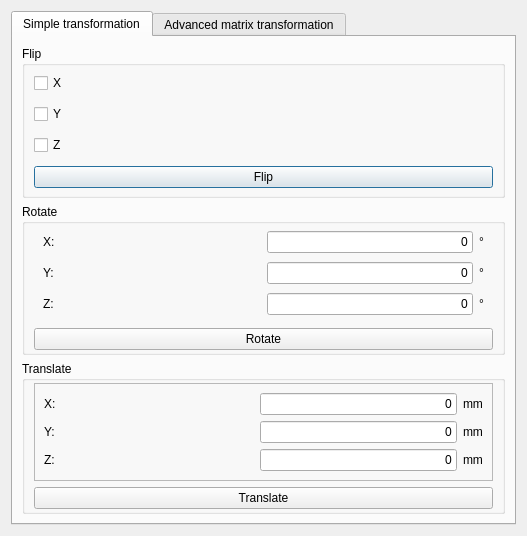
First picture: the form in plugins/OrientationCorrection/forms/orientationcorrection.ui, repository isis-group/vast, before the edit.
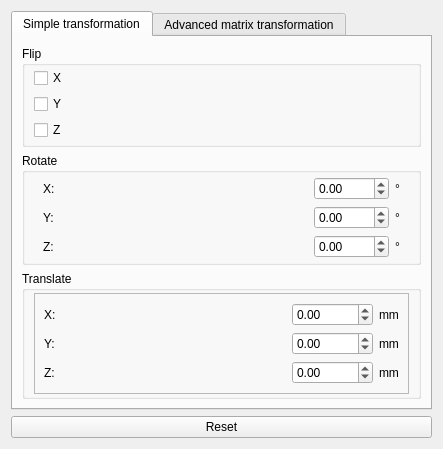
Second picture: the form after the edit.

```diff
--- a/plugins/OrientationCorrection/forms/orientationcorrection.ui
+++ b/plugins/OrientationCorrection/forms/orientationcorrection.ui
@@ -6,8 +6,8 @@
    <rect>
     <x>0</x>
     <y>0</y>
-    <width>527</width>
-    <height>536</height>
+    <width>443</width>
+    <height>428</height>
    </rect>
   </property>
   <property name="windowTitle">
@@ -66,13 +66,6 @@
                </property>
               </widget>
              </item>
-             <item>
-              <widget class="QPushButton" name="flipButton">
-               <property name="text">
-                <string>Flip</string>
-               </property>
-              </widget>
-             </item>
             </layout>
            </widget>
           </item>
@@ -93,6 +86,12 @@
              </property>
              <item>
               <widget class="QWidget" name="widget_2" native="true">
+               <property name="sizePolicy">
+                <sizepolicy hsizetype="Minimum" vsizetype="Preferred">
+                 <horstretch>0</horstretch>
+                 <verstretch>0</verstretch>
+                </sizepolicy>
+               </property>
                <layout class="QGridLayout" name="gridLayout_3">
                 <property name="topMargin">
                  <number>2</number>
@@ -107,19 +106,6 @@
                   </property>
                  </widget>
                 </item>
-                <item row="0" column="2">
-                 <widget class="QLineEdit" name="rotateX">
-                  <property name="layoutDirection">
-                   <enum>Qt::LeftToRight</enum>
-                  </property>
-                  <property name="text">
-                   <string>0</string>
-                  </property>
-                  <property name="alignment">
-                   <set>Qt::AlignRight|Qt::AlignTrailing|Qt::AlignVCenter</set>
-                  </property>
-                 </widget>
-                </item>
                 <item row="1" column="0">
                  <widget class="QLabel" name="label_3">
                   <property name="text">
@@ -127,16 +113,6 @@
                   </property>
                  </widget>
                 </item>
-                <item row="1" column="2">
-                 <widget class="QLineEdit" name="rotateY">
-                  <property name="text">
-                   <string>0</string>
-                  </property>
-                  <property name="alignment">
-                   <set>Qt::AlignRight|Qt::AlignTrailing|Qt::AlignVCenter</set>
-                  </property>
-                 </widget>
-                </item>
                 <item row="2" column="0">
                  <widget class="QLabel" name="label_4">
                   <property name="text">
@@ -144,16 +120,6 @@
                   </property>
                  </widget>
                 </item>
-                <item row="2" column="2">
-                 <widget class="QLineEdit" name="rotateZ">
-                  <property name="text">
-                   <string>0</string>
-                  </property>
-                  <property name="alignment">
-                   <set>Qt::AlignRight|Qt::AlignTrailing|Qt::AlignVCenter</set>
-                  </property>
-                 </widget>
-                </item>
                 <item row="0" column="3">
                  <widget class="QLabel" name="label_5">
                   <property name="text">
@@ -188,16 +154,48 @@
                   </property>
                  </spacer>
                 </item>
+                <item row="0" column="2">
+                 <widget class="QDoubleSpinBox" name="rotateX">
+                  <property name="minimum">
+                   <double>-1000.000000000000000</double>
+                  </property>
+                  <property name="maximum">
+                   <double>1000.000000000000000</double>
+                  </property>
+                  <property name="singleStep">
+                   <double>0.500000000000000</double>
+                  </property>
+                 </widget>
+                </item>
+                <item row="1" column="2">
+                 <widget class="QDoubleSpinBox" name="rotateY">
+                  <property name="minimum">
+                   <double>-1000.000000000000000</double>
+                  </property>
+                  <property name="maximum">
+                   <double>1000.000000000000000</double>
+                  </property>
+                  <property name="singleStep">
+                   <double>0.500000000000000</double>
+                  </property>
+                 </widget>
+                </item>
+                <item row="2" column="2">
+                 <widget class="QDoubleSpinBox" name="rotateZ">
+                  <property name="minimum">
+                   <double>-1000.000000000000000</double>
+                  </property>
+                  <property name="maximum">
+                   <double>1000.000000000000000</double>
+                  </property>
+                  <property name="singleStep">
+                   <double>0.500000000000000</double>
+                  </property>
+                 </widget>
+                </item>
                </layout>
               </widget>
              </item>
-             <item>
-              <widget class="QPushButton" name="rotateButton">
-               <property name="text">
-                <string>Rotate</string>
-               </property>
-              </widget>
-             </item>
             </layout>
            </widget>
           </item>
@@ -236,22 +234,12 @@
                   </property>
                   <property name="sizeHint" stdset="0">
                    <size>
-                    <width>187</width>
-                    <height>20</height>
+                    <width>202</width>
+                    <height>12</height>
                    </size>
                   </property>
                  </spacer>
                 </item>
-                <item row="0" column="2">
-                 <widget class="QLineEdit" name="translateX">
-                  <property name="text">
-                   <string>0</string>
-                  </property>
-                  <property name="alignment">
-                   <set>Qt::AlignRight|Qt::AlignTrailing|Qt::AlignVCenter</set>
-                  </property>
-                 </widget>
-                </item>
                 <item row="0" column="3">
                  <widget class="QLabel" name="label_11">
                   <property name="text">
@@ -266,16 +254,6 @@
                   </property>
                  </widget>
                 </item>
-                <item row="1" column="2">
-                 <widget class="QLineEdit" name="translateY">
-                  <property name="text">
-                   <string>0</string>
-                  </property>
-                  <property name="alignment">
-                   <set>Qt::AlignRight|Qt::AlignTrailing|Qt::AlignVCenter</set>
-                  </property>
-                 </widget>
-                </item>
                 <item row="1" column="3">
                  <widget class="QLabel" name="label_12">
                   <property name="text">
@@ -290,16 +268,6 @@
                   </property>
                  </widget>
                 </item>
-                <item row="2" column="2">
-                 <widget class="QLineEdit" name="translateZ">
-                  <property name="text">
-                   <string>0</string>
-                  </property>
-                  <property name="alignment">
-                   <set>Qt::AlignRight|Qt::AlignTrailing|Qt::AlignVCenter</set>
-                  </property>
-                 </widget>
-                </item>
                 <item row="2" column="3">
                  <widget class="QLabel" name="label_13">
                   <property name="text">
@@ -307,16 +275,48 @@
                   </property>
                  </widget>
                 </item>
+                <item row="1" column="2">
+                 <widget class="QDoubleSpinBox" name="translateY">
+                  <property name="minimum">
+                   <double>-10000.000000000000000</double>
+                  </property>
+                  <property name="maximum">
+                   <double>10000.000000000000000</double>
+                  </property>
+                  <property name="singleStep">
+                   <double>0.500000000000000</double>
+                  </property>
+                 </widget>
+                </item>
+                <item row="0" column="2">
+                 <widget class="QDoubleSpinBox" name="translateX">
+                  <property name="minimum">
+                   <double>-10000.000000000000000</double>
+                  </property>
+                  <property name="maximum">
+                   <double>10000.000000000000000</double>
+                  </property>
+                  <property name="singleStep">
+                   <double>0.500000000000000</double>
+                  </property>
+                 </widget>
+                </item>
+                <item row="2" column="2">
+                 <widget class="QDoubleSpinBox" name="translateZ">
+                  <property name="minimum">
+                   <double>-10000.000000000000000</double>
+                  </property>
+                  <property name="maximum">
+                   <double>10000.000000000000000</double>
+                  </property>
+                  <property name="singleStep">
+                   <double>0.500000000000000</double>
+                  </property>
+                 </widget>
+                </item>
                </layout>
               </widget>
              </item>
-             <item>
-              <widget class="QPushButton" name="translateButton">
-               <property name="text">
-                <string>Translate</string>
-               </property>
-              </widget>
-             </item>
             </layout>
            </widget>
           </item>
@@ -419,6 +419,13 @@
         </widget>
        </widget>
       </item>
+      <item row="1" column="0">
+       <widget class="QPushButton" name="resetButton">
+        <property name="text">
+         <string>Reset</string>
+        </property>
+       </widget>
+      </item>
      </layout>
     </widget>
    </item>
```
